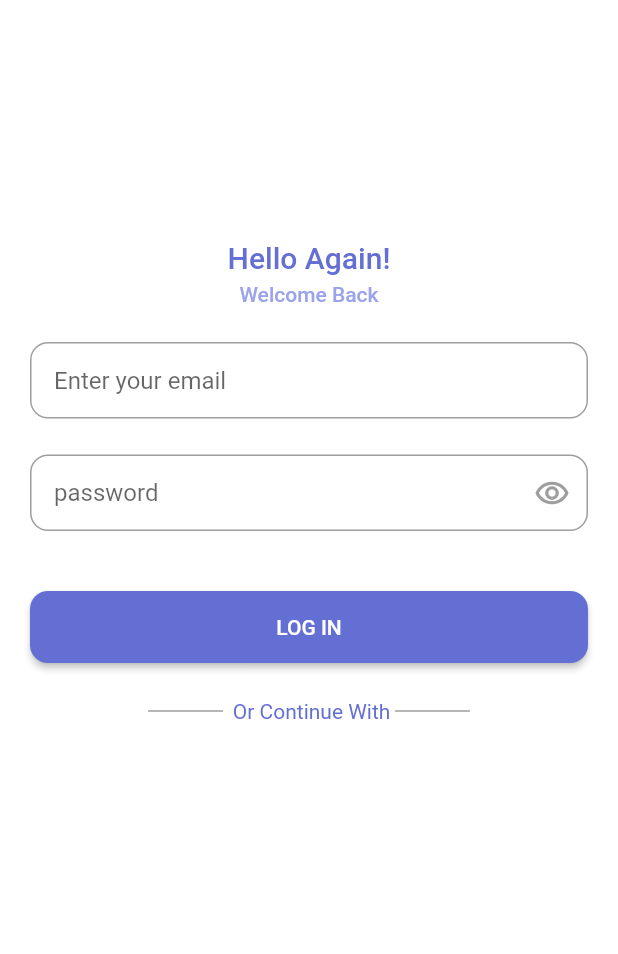
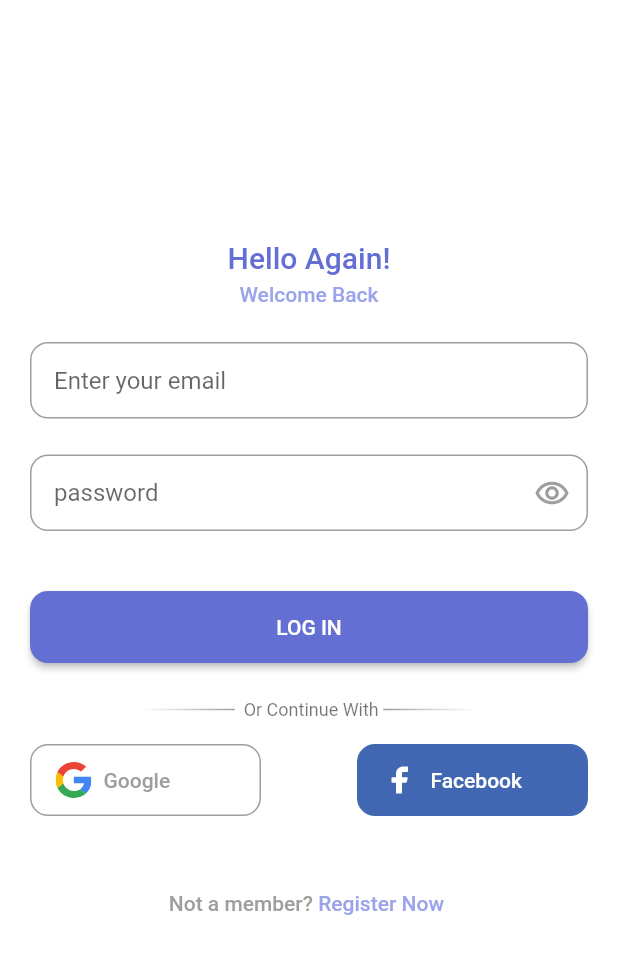
Before and after one commit to saeed7597/todo_list, a Flutter app: the LoginScreen screen opened directly, on a phone screen of 412 x 824 dp. Shown: the top 954 px of the screen. Run offline on Flutter 3.47's test engine with Material 2 defaults, Android fonts, the phone set to English and light mode, and no system bars; our stand-ins replace flutter_svg; generated files the repository leaves out were written again.

Commit message:
change simple in login screen

```diff
--- a/lib/l10n/app_en.arb
+++ b/lib/l10n/app_en.arb
@@ -8,5 +8,12 @@
   "labelHaveAnAccount" : "Already have an account? ",
   "labelLogIn" : "LOG IN",
   "labelHelloAgain" : "Hello Again!",
-  "labelWelcomeBack" : "Welcome Back"
+  "labelWelcomeBack" : "Welcome Back",
+  "hintInputEmail" : "Enter your email",
+  "hintInputPassword" : "password",
+  "labelOtherAccount": " Or Continue With",
+  "labelGoogle" : "Google",
+  "labelFacebook" : "Facebook",
+  "labelNotMember" : "Not a member? ",
+  "labelRegisterNow": "Register Now "
 }
--- a/lib/l10n/app_fa.arb
+++ b/lib/l10n/app_fa.arb
@@ -8,6 +8,13 @@
   "labelHaveAnAccount" : "از قبل حساب کاربری دارید؟ ",
   "labelLogIn" : "ورود",
   "labelHelloAgain" : "سلام مجدد",
-  "labelWelcomeBack" : "خوش اومدی"
+  "labelWelcomeBack" : "خوش اومدی!",
+  "hintInputEmail" : "ایمیل خود را وارد کنید",
+  "hintInputPassword" : "رمز عبور",
+  "labelOtherAccount": "یا وارد شو با : ",
+  "labelGoogle" : "گوگل",
+  "labelFacebook" : "فیسبوک",
+  "labelNotMember" : "به یاد نمی آورید؟ ",
+  "labelRegisterNow": "ثبت نام کنید"
 
 }
--- a/lib/screens/login_screen.dart
+++ b/lib/screens/login_screen.dart
@@ -1,5 +1,7 @@
 import 'package:flutter/material.dart';
 import 'package:flutter_gen/gen_l10n/app_localizations.dart';
+import 'package:flutter_svg/flutter_svg.dart';
+import 'package:todo_list/widgets/button_login.dart';
 
 class LoginScreen extends StatelessWidget {
   const LoginScreen({Key? key}) : super(key: key);
@@ -28,7 +30,7 @@ class LoginScreen extends StatelessWidget {
               const SizedBox(height: 24,),
               TextField(
                 decoration: InputDecoration(
-                    hintText: 'Enter your email',
+                    hintText: appLanguage.hintInputEmail,
                     contentPadding: const EdgeInsets.all(16),
                     border: OutlineInputBorder(borderRadius: BorderRadius.circular(12)
                     )
@@ -37,7 +39,7 @@ class LoginScreen extends StatelessWidget {
               const SizedBox(height: 24,),
               TextField(
                 decoration: InputDecoration(
-                    hintText: 'password',
+                    hintText: appLanguage.hintInputPassword,
                     contentPadding: const EdgeInsets.all(16),
                     border: OutlineInputBorder(borderRadius: BorderRadius.circular(12)
                     ),
@@ -64,24 +66,67 @@ class LoginScreen extends StatelessWidget {
                 mainAxisAlignment: MainAxisAlignment.center,
                 children: [
                   Container(
-                    width: 50,
+                    width: MediaQuery.of(context).size.width * 0.3,
                     height: 1,
                     decoration: const BoxDecoration(
-                        color: Colors.grey
+
+                        gradient: LinearGradient(
+                            begin: Alignment.center,
+                            end: Alignment.centerRight,
+                            colors: [
+                              Colors.white,
+                              Colors.grey
+                            ]
+                        )
                     ),
                   ),
-                  SizedBox(width: 3,),
-                  Text(' Or Continue With'),
-                  SizedBox(width: 3,),
+                  const SizedBox(width: 3,),
+                  Text(appLanguage.labelOtherAccount,style: themeData.textTheme.caption,),
+                  const SizedBox(width: 3,),
                   Container(
-                    width: 50,
+                    width: MediaQuery.of(context).size.width * 0.3,
                     height: 1,
-                    decoration: const BoxDecoration(
-                        color: Colors.grey
+                    decoration:const   BoxDecoration(
+                        gradient: LinearGradient(
+                            begin: Alignment.center,
+                            end: Alignment.centerLeft,
+                            colors: [
+                              Colors.white,
+                              Colors.grey
+                            ]
+                        )
                     ),
                   ),
                 ],
               ),
+              const SizedBox(height: 16,),
+              Row(
+                mainAxisAlignment: MainAxisAlignment.spaceBetween,
+                children: [
+                  ButtonLogin(
+                      borderColor: Colors.grey,
+                      background: Colors.white,
+                      nameAccount: appLanguage.labelGoogle,
+                      pathIcon: 'assets/svg/google.svg',
+                      textStyle: themeData.textTheme.bodyText1!.copyWith(color: Colors.grey),
+                  ),
+                  ButtonLogin(
+                      borderColor: const Color(0xff4267B2),
+                      background: const Color(0xff4267B2),
+                      nameAccount: appLanguage.labelFacebook,
+                      pathIcon: 'assets/svg/facebook.svg',
+                      textStyle: themeData.textTheme.bodyText1!.copyWith(color: Colors.white),
+                  ),
+                ],
+              ),
+              const SizedBox(height: 50,),
+              Row(
+                mainAxisAlignment: MainAxisAlignment.center,
+                children: [
+                  Text(appLanguage.labelNotMember,style: themeData.textTheme.bodyText1!.copyWith(color:Colors.grey),),
+                  Text(appLanguage.labelRegisterNow,style: themeData.textTheme.bodyText1,),
+                ],
+              )
 
             ],
           ),
--- /dev/null
+++ b/lib/widgets/button_login.dart
@@ -0,0 +1,38 @@
+import 'package:flutter/material.dart';
+import 'package:flutter_svg/svg.dart';
+
+class ButtonLogin extends StatelessWidget {
+  const ButtonLogin({
+    required this.borderColor,
+    required this.background,
+    required this.nameAccount,
+    required this.pathIcon,
+    required this.textStyle,
+    Key? key}) : super(key: key);
+
+  final Color background;
+  final Color borderColor;
+  final String pathIcon;
+  final String nameAccount;
+  final TextStyle textStyle;
+  @override
+  Widget build(BuildContext context) {
+    return Container(
+      width: 154,
+      height: 48,
+      decoration: BoxDecoration(
+          color: background,
+          border:Border.all(color: borderColor),
+          borderRadius: BorderRadius.circular(12)
+      ),
+      child: Row(
+        children: [
+          const SizedBox(width: 16,),
+          SvgPicture.asset(pathIcon),
+          const SizedBox(width: 8,),
+          Text(nameAccount,style: textStyle,),
+        ],
+      ),
+    );
+  }
+}
```
Also changed, not shown: assets/svg/facebook.svg (added), assets/svg/google.svg (added).
